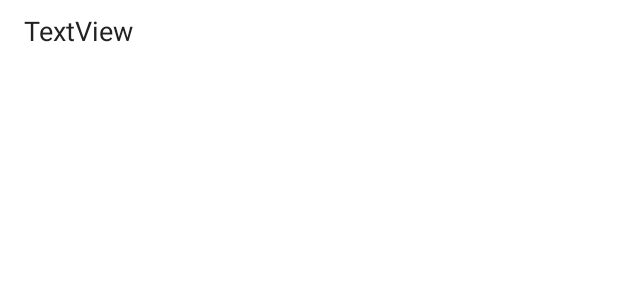
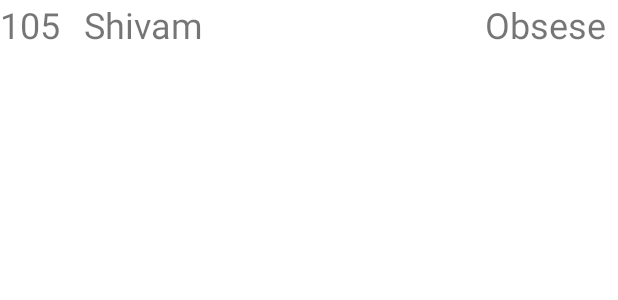
Before and after one commit to SadafMuneer9/BMIBMICalculator, an Android app: the layout activity_saved_bmi_info.xml on its own in the app's theme, with its tools: preview values and no code run, on a phone screen of 412 x 824 dp. Shown: the top 300 px of the screen. Run offline under Robolectric (Android 15) with nearby library versions, the phone set to English and light mode, and no system bars.

Commit message:
recyclerView

```diff
--- a/app/build.gradle
+++ b/app/build.gradle
@@ -2,6 +2,7 @@ plugins {
     id 'com.android.application'
     id 'org.jetbrains.kotlin.android'
 }
+apply plugin: 'kotlin-parcelize'
 
 android {
     compileSdk 32
--- a/app/src/main/java/android/example/bmicalculator/BMI.kt
+++ b/app/src/main/java/android/example/bmicalculator/BMI.kt
@@ -1,7 +1,11 @@
 package android.example.bmicalculator
 
+import android.os.Parcelable
+import kotlinx.parcelize.Parcelize
+
+@Parcelize
 data class BMI(
     val name:String,
     val bmi: Float,
     val bodyType:String
-)
+) : Parcelable
--- a/app/src/main/java/android/example/bmicalculator/MainActivity.kt
+++ b/app/src/main/java/android/example/bmicalculator/MainActivity.kt
@@ -7,7 +7,7 @@ import android.widget.*
 import androidx.appcompat.app.AppCompatActivity
 import kotlin.math.roundToInt
 
-class MainActivity : AppCompatActivity(), BmiListAdapter.BmiItemClicked {
+class MainActivity : AppCompatActivity() {
 
     private lateinit var btnCalculate: Button
     private lateinit var height: EditText
@@ -160,8 +160,4 @@ class MainActivity : AppCompatActivity(), BmiListAdapter.BmiItemClicked {
         return preference.getInt("radioButtonState", 2)
     }
 
-    override fun onItemClicked(item: BMI) {
-        Toast.makeText(this, "clicked item is $item", Toast.LENGTH_SHORT).show()
-    }
-
 }
--- a/app/src/main/res/layout/activity_saved_bmi_info.xml
+++ b/app/src/main/res/layout/activity_saved_bmi_info.xml
@@ -1,23 +1,36 @@
 <?xml version="1.0" encoding="utf-8"?>
-<androidx.constraintlayout.widget.ConstraintLayout
+<RelativeLayout
     xmlns:android="http://schemas.android.com/apk/res/android"
     xmlns:tools="http://schemas.android.com/tools"
     xmlns:app="http://schemas.android.com/apk/res-auto"
     android:layout_width="match_parent"
-    android:layout_height="match_parent"
+    android:layout_height="wrap_content"
+    android:orientation="horizontal"
     tools:context=".SavedBmiInfo">
+
   <TextView
-      android:id="@+id/savedData"
-      android:layout_width="0dp"
-      android:layout_height="wrap_content"
-      android:layout_marginTop="8dp"
-      android:layout_marginStart="16dp"
-      android:layout_marginEnd="16dp"
-      android:text="@string/textview"
-      android:textColor="#212121"
-      android:textSize="18sp"
-      app:layout_constraintHorizontal_bias="0.561"
-      app:layout_constraintLeft_toLeftOf="parent"
-      app:layout_constraintRight_toRightOf="parent"
-      app:layout_constraintTop_toTopOf="parent"/>
-  </androidx.constraintlayout.widget.ConstraintLayout>
+      android:id="@+id/bmiText"
+      tools:text="105"
+      android:layout_alignParentStart="true"
+      android:layout_width="wrap_content"
+      android:textSize="24dp"
+      android:layout_height="wrap_content"/>
+
+  <TextView
+      android:id="@+id/name"
+      tools:text="Shivam"
+      android:textSize="24dp"
+      android:layout_marginLeft="16dp"
+      android:layout_toRightOf="@id/bmiText"
+      android:layout_width="wrap_content"
+      android:layout_height="wrap_content"/>
+
+  <TextView
+      android:id="@+id/bodyType"
+      tools:text="Obsese"
+      android:textSize="24dp"
+      android:layout_marginRight="8dp"
+      android:layout_alignParentEnd="true"
+      android:layout_width="wrap_content"
+      android:layout_height="wrap_content"/>
+  </RelativeLayout>
```
Also changed, not shown: app/src/main/java/android/example/bmicalculator/BmiListAdapter.kt (+18 -16 lines), app/src/main/java/android/example/bmicalculator/OutputScreen.kt (+9 -2 lines), app/src/main/java/android/example/bmicalculator/SavedBmiInfo.kt (+18 -2 lines), app/src/main/res/layout/activity_output_screen.xml (+15 -3 lines), app/src/main/res/layout/activity_saved_bmi.xml (+1 -12 lines).
